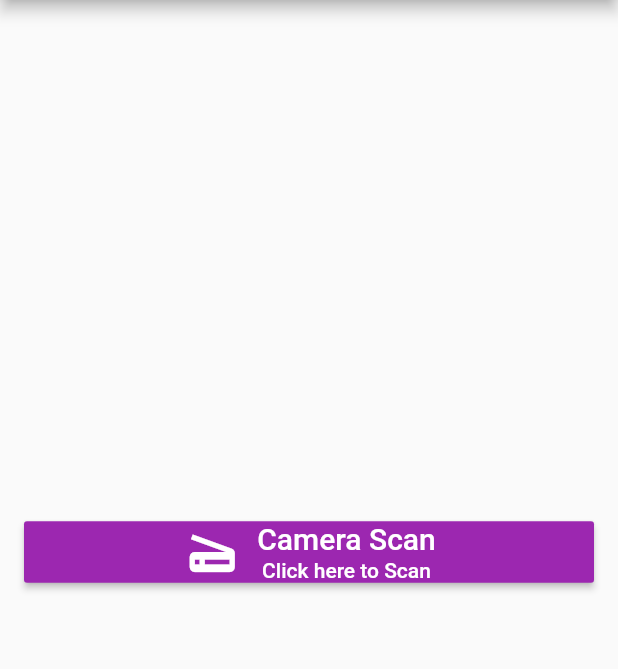
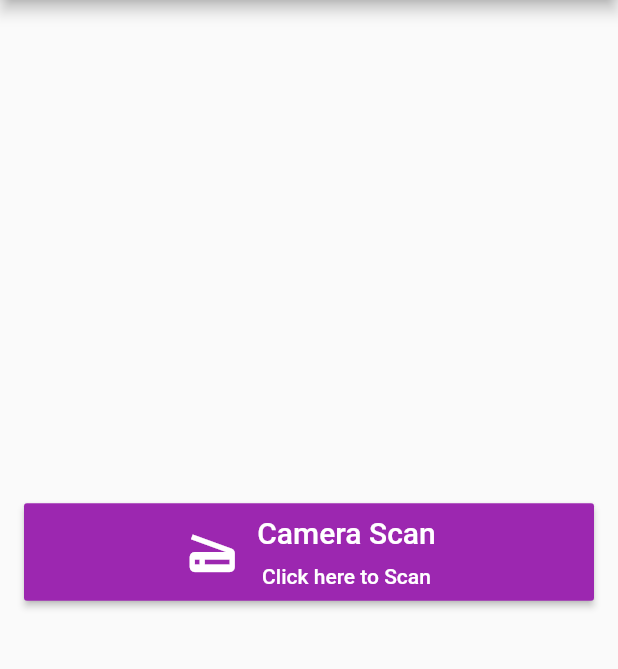
Before and after one commit to tushariiit/barcodeReaderApplication, a Flutter app: the screen it shows after launch, after a tap on "Camera Scan", on a phone screen of 412 x 824 dp, the part 84-753 px from its top. Run offline on Flutter 3.47's test engine with Material 2 defaults, Android fonts, the phone set to English and light mode, and no system bars; missing offline and left inert: barcode_scan.

Commit message:
4th commit

```diff
--- a/lib/main.dart
+++ b/lib/main.dart
@@ -2,6 +2,7 @@ import 'dart:async';
 import 'package:flutter/cupertino.dart';
 import 'package:flutter/material.dart';
 import 'package:barcode_scan/barcode_scan.dart';
+import './drawer.dart';
 
 void main() => runApp(MyApp());
 
@@ -16,42 +17,7 @@ class MyApp extends StatelessWidget {
     );
   }
 }
-class Draweronly extends StatelessWidget {
-  @override
-  Widget build (BuildContext context) {
-    return new Drawer(
-      // Add a ListView to the drawer. This ensures the user can scroll
-      // through the options in the drawer if there isn't enough vertical
-      // space to fit everything.
-      child: ListView(
-        // Important: Remove any padding from the ListView.
-        padding: EdgeInsets.zero,
-        children: <Widget>[
-            DrawerHeader(
-              child: Text('Hi User!!', style: TextStyle(fontSize: 40.0), textAlign: TextAlign.center,),
-              decoration: BoxDecoration(
-                color: Colors.blue,
-              ),
-            ),
-          ListTile(
-            leading: Icon(Icons.settings), title: Text("How to Use"),
-            onTap: () {
-              Navigator.pop(context);
-              Navigator.push(context, new MaterialPageRoute(builder: (ctxt) => new howToUse()));
-            },
-          ),
-          ListTile(
-            leading: Icon(Icons.contacts), title: Text("Contact Us"),
-            onTap: () {
-              Navigator.pop(context);
-              Navigator.push(context, new MaterialPageRoute(builder: (ctxt) => new contactus()));
-            },
-          ),
-        ],
-      ),
-    );
-  }
-}
+
 
 class MyHomePage extends StatefulWidget {
   @override
@@ -59,6 +25,7 @@ class MyHomePage extends StatefulWidget {
 }
 
 class _MyHomePageState extends State<MyHomePage> {
+
   String barcode = "";
 
   Future scanCode() async {
@@ -95,6 +62,7 @@ class _MyHomePageState extends State<MyHomePage> {
                 color: Colors.purple,
                 textColor: Colors.white,
                 splashColor: Colors.blueGrey,
+                padding: EdgeInsets.symmetric(horizontal: 16.0, vertical: 8.0),
                 onPressed: scanCode,
                 child: Row(
                   mainAxisAlignment: MainAxisAlignment.center,
@@ -104,7 +72,7 @@ class _MyHomePageState extends State<MyHomePage> {
                     Column(
                       children: <Widget>[
                         Text('Camera Scan', style: TextStyle(fontSize: 20.0),),
-                        SizedBox(height: 2,),
+                        SizedBox(height: 10,),
                         Text("Click here to Scan")
                       ],
                     )
@@ -123,21 +91,3 @@ class _MyHomePageState extends State<MyHomePage> {
     );
   }
 }
-class contactus extends StatelessWidget {
-  @override
-  Widget build(BuildContext ctxt) {
-    return new Scaffold(
-      appBar: new AppBar(title: new Text("Contact Us"),),
-      body: new Text("Here will be contact Details"),
-    );
-  }
-}
-class howToUse extends StatelessWidget {
-  @override
-  Widget build(BuildContext ctxt) {
-    return new Scaffold(
-      appBar: new AppBar(title: new Text("How to Use"),),
-      body: new Text("Here will be Instructions to use"),
-    );
-  }
-}
--- a/pubspec.yaml
+++ b/pubspec.yaml
@@ -24,10 +24,15 @@ dependencies:
   flutter:
       sdk: flutter
   barcode_scan: ^1.0.0
+  flutter_launcher_icons: ^0.7.2
 
   # The following adds the Cupertino Icons font to your application.
   # Use with the CupertinoIcons class for iOS style icons.
   cupertino_icons: ^1.0.0
+flutter_icons:
+  android: true
+  ios: true
+  image_path: "assets/icon/icon.png"
 
 dev_dependencies:
   flutter_test:
```
Also changed, not shown: lib/drawer.dart (added, +89 -0 lines), pubspec.lock, 7 other files.
